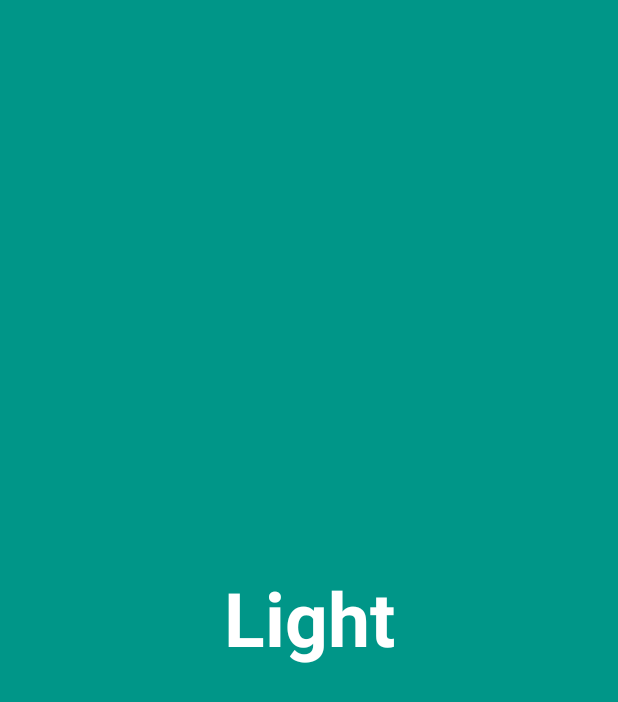
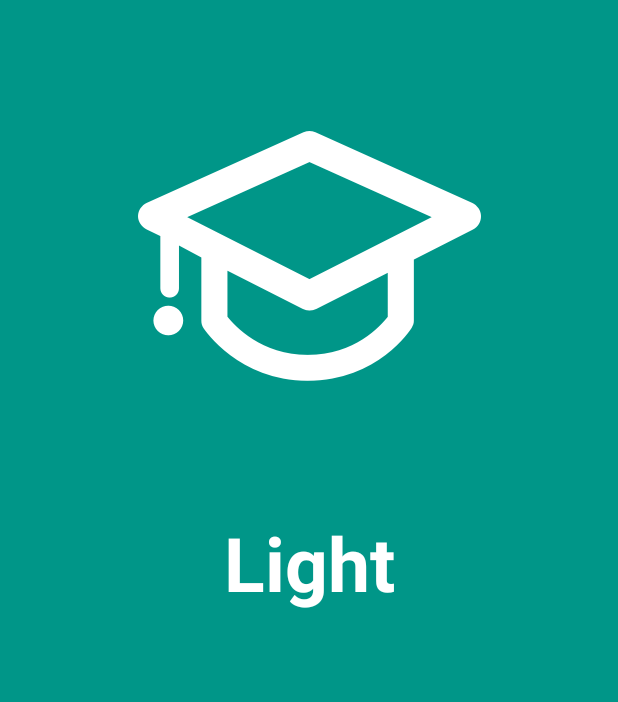
Before and after one commit to YangDejie/Light, an Android app: the screen it shows after launch (WellcomeActivity), on a phone screen of 412 x 824 dp. Shown: the top 702 px of the screen. Run offline under Robolectric (Android 15) with nearby library versions, the phone set to English and light mode, and no system bars.

Commit message:
wellcome

```diff
--- a/app/src/main/AndroidManifest.xml
+++ b/app/src/main/AndroidManifest.xml
@@ -6,7 +6,7 @@
 
     <application
         android:allowBackup="true"
-        android:icon="@mipmap/ic_launcher"
+        android:icon="@mipmap/ic_launcher_app"
         android:label="@string/app_name"
         android:supportsRtl="true"
         android:theme="@style/AppTheme.NoActionBar">
--- a/app/src/main/res/layout/activity_wellcome.xml
+++ b/app/src/main/res/layout/activity_wellcome.xml
@@ -8,19 +8,35 @@
     <!-- The primary full-screen view. This can be replaced with whatever view
          is needed to present your content, e.g. VideoView, SurfaceView,
          TextureView, etc. -->
-    <TextView
+    <RelativeLayout
         android:id="@+id/fullscreen_content"
         android:layout_width="match_parent"
         android:layout_height="match_parent"
-        android:gravity="center"
-        android:keepScreenOn="true"
-        android:text="@string/dummy_content"
-        android:textColor="#fff"
-        android:textSize="50sp"
-        android:textStyle="bold" />
+        android:keepScreenOn="true">
+
+        <ImageView
+            android:id="@+id/icon"
+            android:layout_width="match_parent"
+            android:layout_height="wrap_content"
+            android:src="@mipmap/icon"/>
+
+        <TextView
+            android:id="@+id/fullscreen_content_text"
+            android:layout_width="match_parent"
+            android:layout_height="wrap_content"
+            android:text="@string/dummy_content"
+            android:layout_below="@+id/icon"
+            android:textColor="#fff"
+            android:gravity="center"
+            android:textSize="50sp"
+            android:textStyle="bold" />
+
+    </RelativeLayout>
+
 
     <!-- This FrameLayout insets its children based on system windows using
          android:fitsSystemWindows. -->
+
     <FrameLayout
         android:layout_width="match_parent"
         android:layout_height="match_parent"
@@ -46,6 +62,7 @@
                 android:text="@string/dummy_button" />
 
         </LinearLayout>
+
     </FrameLayout>
 
 </FrameLayout>
--- a/app/src/main/res/values/strings.xml
+++ b/app/src/main/res/values/strings.xml
@@ -15,7 +15,7 @@
     <!-- TODO: Remove or change this placeholder text -->
     <string name="hello_blank_fragment">Hello blank fragment</string>
 
-    <string name="title_activity_wellcome">欢迎</string>
+    <string name="title_activity_wellcome">Light</string>
     <string name="dummy_button">点击进入</string>
     <string name="dummy_content">Light</string>
 </resources>
```
Also changed, not shown: app/src/main/res/mipmap-hdpi/ic_launcher_app.png (added), app/src/main/res/mipmap-hdpi/icon.png (added), app/src/main/res/mipmap-mdpi/ic_launcher_app.png (added), app/src/main/res/mipmap-xhdpi/ic_launcher_app.png (added), app/src/main/res/mipmap-xxhdpi/ic_launcher_app.png (added), app/src/main/res/mipmap-xxxhdpi/ic_launcher_app.png (added), 86 other files.
